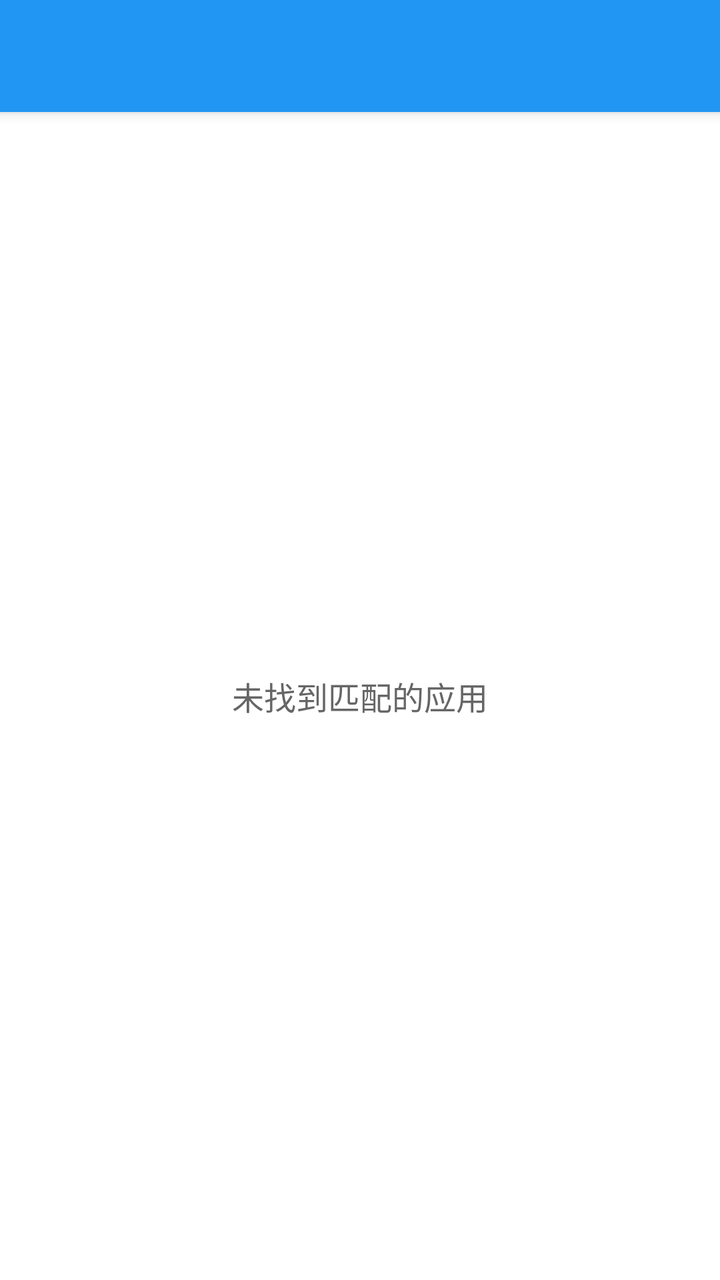
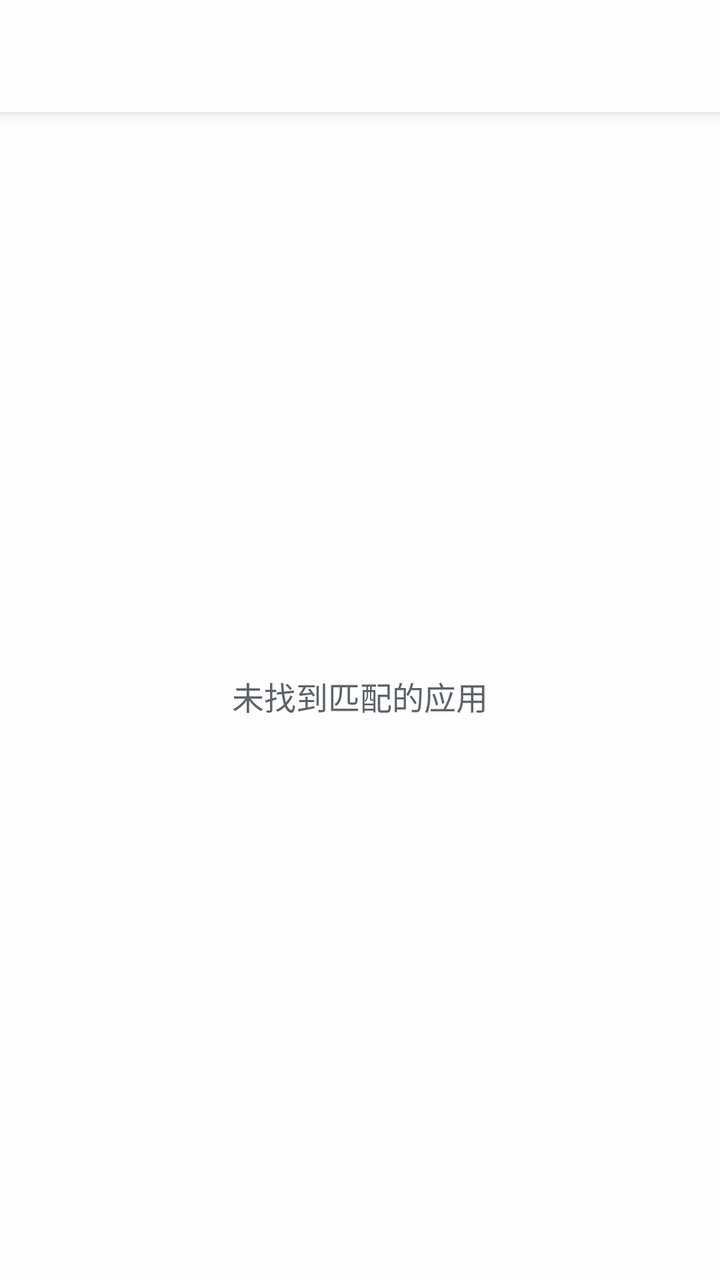

An Android layout rendered at two revisions. The XML below is the earlier revision; the diff shows what the commit changed to produce the second picture.
<!-- AndroidManifest.xml: activity theme AppTheme -->
<!-- res/layout/activity_main.xml -->
<?xml version="1.0" encoding="utf-8"?>
<androidx.coordinatorlayout.widget.CoordinatorLayout
    xmlns:android="http://schemas.android.com/apk/res/android"
    xmlns:app="http://schemas.android.com/apk/res-auto"
    android:layout_width="match_parent"
    android:layout_height="match_parent"
    android:background="#F5F5F5">

    <com.google.android.material.appbar.AppBarLayout
        android:layout_width="match_parent"
        android:layout_height="wrap_content"
        android:elevation="4dp"
        android:theme="@style/ThemeOverlay.AppCompat.Dark.ActionBar">

        <androidx.appcompat.widget.Toolbar
            android:id="@+id/toolbar"
            android:layout_width="match_parent"
            android:layout_height="?attr/actionBarSize"
            android:background="?attr/colorPrimary"
            app:titleTextColor="@android:color/white"
            app:popupTheme="@style/ThemeOverlay.AppCompat.Light" />

    </com.google.android.material.appbar.AppBarLayout>

    <ListView
        android:id="@+id/app_list"
        android:layout_width="match_parent"
        android:layout_height="match_parent"
        android:divider="@null"
        android:dividerHeight="0dp"
        android:paddingTop="0dp"
        android:paddingBottom="0dp"
        android:clipToPadding="false"
        android:scrollbarStyle="outsideOverlay"
        android:background="@android:color/white"
        app:layout_behavior="@string/appbar_scrolling_view_behavior" />

    <TextView
        android:id="@+id/empty_view"
        android:layout_width="match_parent"
        android:layout_height="match_parent"
        android:gravity="center"
        android:padding="24dp"
        android:text="未找到匹配的应用"
        android:textColor="#666666"
        android:textSize="16sp"
        app:layout_behavior="@string/appbar_scrolling_view_behavior" />

</androidx.coordinatorlayout.widget.CoordinatorLayout>
<!-- resources referenced by this layout -->
<resources>
  <style name="AppTheme" parent="Theme.AppCompat.Light.NoActionBar">
          <item name="colorPrimary">#2196F3</item>
          <item name="colorPrimaryDark">#1976D2</item>
          <item name="colorAccent">#FF4081</item>
          <item name="android:windowBackground">#F5F5F5</item>
      </style>
</resources>

<!-- the commit's change to res/layout/activity_main.xml (unified diff, before → after) -->
@@ -4,20 +4,21 @@
     xmlns:app="http://schemas.android.com/apk/res-auto"
     android:layout_width="match_parent"
     android:layout_height="match_parent"
-    android:background="#F5F5F5">
+    android:background="@color/aosp_surface">
 
     <com.google.android.material.appbar.AppBarLayout
         android:layout_width="match_parent"
         android:layout_height="wrap_content"
-        android:elevation="4dp"
-        android:theme="@style/ThemeOverlay.AppCompat.Dark.ActionBar">
+        android:background="@color/aosp_surface"
+        android:elevation="4dp">
 
         <androidx.appcompat.widget.Toolbar
             android:id="@+id/toolbar"
             android:layout_width="match_parent"
             android:layout_height="?attr/actionBarSize"
-            android:background="?attr/colorPrimary"
-            app:titleTextColor="@android:color/white"
+            android:background="@color/aosp_surface"
+            android:elevation="0dp"
+            app:titleTextColor="@color/aosp_primary_text"
             app:popupTheme="@style/ThemeOverlay.AppCompat.Light" />
 
     </com.google.android.material.appbar.AppBarLayout>
@@ -26,13 +27,13 @@
         android:id="@+id/app_list"
         android:layout_width="match_parent"
         android:layout_height="match_parent"
+        android:background="@color/aosp_surface"
+        android:clipToPadding="false"
         android:divider="@null"
         android:dividerHeight="0dp"
-        android:paddingTop="0dp"
-        android:paddingBottom="0dp"
-        android:clipToPadding="false"
+        android:paddingTop="8dp"
+        android:paddingBottom="8dp"
         android:scrollbarStyle="outsideOverlay"
-        android:background="@android:color/white"
         app:layout_behavior="@string/appbar_scrolling_view_behavior" />
 
     <TextView
@@ -42,7 +43,7 @@
         android:gravity="center"
         android:padding="24dp"
         android:text="未找到匹配的应用"
-        android:textColor="#666666"
+        android:textColor="@color/aosp_secondary_text"
         android:textSize="16sp"
         app:layout_behavior="@string/appbar_scrolling_view_behavior" />
 
<!-- resource entries referenced after the edit -->
@@ -1,5 +1,8 @@
 <!-- resources referenced by this layout -->
 <resources>
+  <color name="aosp_primary_text">#FF202124</color>
+  <color name="aosp_secondary_text">#FF5F6368</color>
+  <color name="aosp_surface">#FFFEFEFF</color>
   <style name="AppTheme" parent="Theme.AppCompat.Light.NoActionBar">
           <item name="colorPrimary">#2196F3</item>
           <item name="colorPrimaryDark">#1976D2</item>
